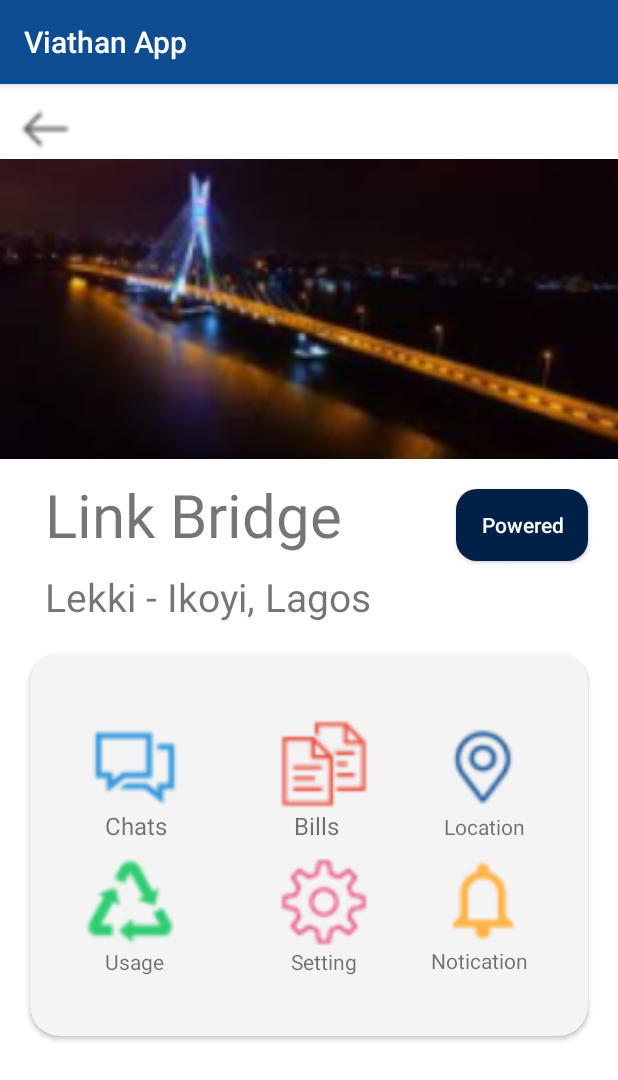
After one commit to josdebum/Viathan-App, an Android app: the Each_Customer screen opened directly, with no data from a screen before it, on a phone screen of 412 x 824 dp. The commit adds this screen. Shown: the top 1080 px of the screen. Run offline under Robolectric (Android 15) with nearby library versions, the phone set to English and light mode, and no system bars.

Commit message:
new changes

```diff
--- a/app/src/main/AndroidManifest.xml
+++ b/app/src/main/AndroidManifest.xml
@@ -9,7 +9,8 @@
         android:roundIcon="@mipmap/ic_launcher_round"
         android:supportsRtl="true"
         android:theme="@style/AppTheme">
-        <activity android:name=".MainActivity2"></activity>
+        <activity android:name=".Each_Customer"></activity>
+        <activity android:name=".MainActivity2" />
         <activity
             android:name=".NavigationActivity"
             android:label="@string/title_activity_navigation"
--- /dev/null
+++ b/app/src/main/java/com/example/viathanapp/Each_Customer.kt
@@ -0,0 +1,11 @@
+package com.example.viathanapp
+
+import androidx.appcompat.app.AppCompatActivity
+import android.os.Bundle
+
+class Each_Customer : AppCompatActivity() {
+    override fun onCreate(savedInstanceState: Bundle?) {
+        super.onCreate(savedInstanceState)
+        setContentView(R.layout.activity_each__customer)
+    }
+}
--- /dev/null
+++ b/app/src/main/res/drawable-v24/uptime_bg2.xml
@@ -0,0 +1,8 @@
+<?xml version="1.0" encoding="utf-8"?>
+<shape xmlns:android="http://schemas.android.com/apk/res/android"
+    android:shape="rectangle">
+    <solid android:color="#002147"/>
+    <corners android:radius="14dp"/>
+
+
+</shape>
--- /dev/null
+++ b/app/src/main/res/layout/activity_each__customer.xml
@@ -0,0 +1,229 @@
+<?xml version="1.0" encoding="utf-8"?>
+<androidx.constraintlayout.widget.ConstraintLayout xmlns:android="http://schemas.android.com/apk/res/android"
+    xmlns:app="http://schemas.android.com/apk/res-auto"
+    xmlns:tools="http://schemas.android.com/tools"
+    android:layout_width="match_parent"
+    android:layout_height="match_parent"
+    android:background="#FFFFFF"
+    tools:context=".Each_Customer">
+
+
+    <androidx.appcompat.widget.AppCompatImageView
+        android:id="@+id/back_arrow"
+        android:layout_width="40dp"
+        android:layout_height="40dp"
+        android:layout_margin="10dp"
+        android:src="@drawable/back_arrw"
+        app:layout_constraintTop_toTopOf="parent"
+        app:layout_constraintStart_toStartOf="parent"
+        />
+
+    <androidx.appcompat.widget.AppCompatImageView
+        android:id="@+id/branch_view"
+        android:layout_width="match_parent"
+        android:layout_height="200dp"
+        android:src="@drawable/lekki_ikoyi_view"
+        android:scaleType="centerCrop"
+        app:layout_constraintTop_toBottomOf="@id/back_arrow"
+        app:layout_constraintStart_toStartOf="parent"
+        />
+
+    <androidx.appcompat.widget.AppCompatTextView
+        android:id="@+id/branch_name"
+        android:layout_width="wrap_content"
+        android:layout_height="wrap_content"
+        android:text="Link Bridge"
+        android:textSize="40sp"
+        android:layout_marginStart="30dp"
+        android:layout_marginTop="10dp"
+        app:layout_constraintTop_toBottomOf="@id/branch_view"
+        app:layout_constraintStart_toStartOf="parent"
+        android:layout_marginLeft="20dp" />
+
+    <androidx.appcompat.widget.AppCompatTextView
+        android:id="@+id/branch_location"
+        android:layout_width="wrap_content"
+        android:layout_height="wrap_content"
+        android:text="Lekki - Ikoyi, Lagos"
+        android:textSize="26sp"
+        android:layout_marginStart="30dp"
+        android:layout_marginTop="10dp"
+        app:layout_constraintTop_toBottomOf="@id/branch_name"
+        app:layout_constraintStart_toStartOf="parent"
+        android:layout_marginLeft="20dp" />
+
+    <androidx.appcompat.widget.AppCompatButton
+        android:layout_width="wrap_content"
+        android:layout_height="wrap_content"
+        app:layout_constraintEnd_toEndOf="parent"
+        android:text="Powered"
+        android:textColor="#FFFFFF"
+        android:textAllCaps="false"
+        android:background="@drawable/uptime_bg2"
+        android:layout_margin="20dp"
+        app:layout_constraintTop_toBottomOf="@id/branch_view"/>
+
+    <androidx.cardview.widget.CardView
+        android:layout_width="match_parent"
+        android:layout_height="wrap_content"
+        app:cardBackgroundColor="#F4F4F4"
+        android:layout_marginTop="20dp"
+        android:layout_marginStart="20dp"
+        android:layout_marginEnd="20dp"
+        app:layout_constraintTop_toBottomOf="@id/branch_location"
+        app:layout_constraintStart_toStartOf="parent"
+        app:cardCornerRadius="20dp"
+        >
+
+        <androidx.constraintlayout.widget.ConstraintLayout
+            android:layout_width="match_parent"
+            android:layout_height="match_parent"
+            android:paddingTop="30dp"
+            android:paddingBottom="40dp"
+            android:paddingStart="20dp"
+            android:paddingEnd="20dp"
+            >
+
+
+            <androidx.appcompat.widget.AppCompatImageView
+                android:id="@+id/chat_icon"
+                android:layout_width="60dp"
+                android:layout_height="60dp"
+                android:layout_marginTop="14dp"
+                android:layout_marginStart="20dp"
+                android:src="@drawable/chat_icon"
+                app:layout_constraintStart_toStartOf="parent"
+                app:layout_constraintTop_toTopOf="parent"
+                android:layout_marginLeft="20dp" />
+
+            <TextView
+                android:id="@+id/chat_text"
+                android:layout_width="wrap_content"
+                android:layout_height="wrap_content"
+                android:text="Chats"
+                android:layout_marginStart="30dp"
+                android:textSize="16sp"
+                app:layout_constraintStart_toStartOf="parent"
+                app:layout_constraintTop_toBottomOf="@id/chat_icon"
+                android:layout_marginLeft="30dp" />
+
+            <androidx.appcompat.widget.AppCompatImageView
+                android:id="@+id/bill_icon"
+                android:layout_width="60dp"
+                android:layout_height="60dp"
+                android:layout_marginStart="20dp"
+                android:layout_marginTop="14dp"
+                android:layout_marginLeft="20dp"
+                android:src="@drawable/bill_icon"
+                app:layout_constraintStart_toStartOf="parent"
+                app:layout_constraintEnd_toEndOf="parent"
+                app:layout_constraintTop_toTopOf="parent" />
+
+            <TextView
+                android:id="@+id/bill_text"
+                android:layout_width="wrap_content"
+                android:layout_height="wrap_content"
+                android:text="Bills"
+                android:layout_marginStart="10dp"
+                android:textSize="16sp"
+                app:layout_constraintEnd_toEndOf="parent"
+                app:layout_constraintStart_toStartOf="parent"
+                app:layout_constraintTop_toBottomOf="@id/chat_icon" />
+
+            <androidx.appcompat.widget.AppCompatImageView
+                android:id="@+id/location_icon"
+                android:layout_width="60dp"
+                android:layout_height="60dp"
+                android:layout_marginStart="20dp"
+                android:layout_marginTop="16dp"
+                android:layout_marginLeft="20dp"
+                android:layout_marginEnd="20dp"
+                android:src="@drawable/location_icon"
+                app:layout_constraintEnd_toEndOf="parent"
+                app:layout_constraintTop_toTopOf="parent"
+                />
+
+            <TextView
+                android:id="@+id/location_text"
+                android:layout_width="wrap_content"
+                android:layout_height="wrap_content"
+                android:text="Location"
+                android:layout_marginEnd="22dp"
+                app:layout_constraintEnd_toEndOf="parent"
+                app:layout_constraintTop_toBottomOf="@id/location_icon"
+                android:layout_marginLeft="40dp"
+                android:layout_marginRight="20dp" />
+
+            <androidx.appcompat.widget.AppCompatImageView
+                android:id="@+id/usage_icon"
+                android:layout_width="60dp"
+                android:layout_height="60dp"
+                android:layout_marginStart="16dp"
+                android:layout_marginTop="10dp"
+                android:src="@drawable/usage_icon"
+                app:layout_constraintStart_toStartOf="parent"
+                app:layout_constraintTop_toBottomOf="@id/chat_text"
+                android:layout_marginLeft="16dp" />
+
+            <TextView
+                android:id="@+id/usage_text"
+                android:layout_width="wrap_content"
+                android:layout_height="wrap_content"
+                android:text="Usage"
+                android:layout_marginStart="30dp"
+                app:layout_constraintStart_toStartOf="parent"
+                app:layout_constraintTop_toBottomOf="@id/usage_icon"
+                android:layout_marginLeft="30dp" />
+
+            <androidx.appcompat.widget.AppCompatImageView
+                android:id="@+id/setting_icon"
+                android:layout_width="60dp"
+                android:layout_height="60dp"
+                android:layout_marginLeft="20dp"
+                android:layout_marginTop="10dp"
+                android:src="@drawable/setting_icon"
+                app:layout_constraintStart_toStartOf="parent"
+                app:layout_constraintEnd_toEndOf="parent"
+                app:layout_constraintTop_toBottomOf="@id/bill_text" />
+
+            <TextView
+                android:id="@+id/setting_text"
+                android:layout_width="wrap_content"
+                android:layout_height="wrap_content"
+                android:text="Setting"
+                app:layout_constraintStart_toStartOf="parent"
+                app:layout_constraintEnd_toEndOf="parent"
+                app:layout_constraintTop_toBottomOf="@id/setting_icon"
+                android:layout_marginLeft="20dp" />
+
+            <androidx.appcompat.widget.AppCompatImageView
+                android:id="@+id/notification_icon"
+                android:layout_width="60dp"
+                android:layout_height="60dp"
+                android:layout_marginEnd="20dp"
+                android:layout_marginTop="10dp"
+                android:src="@drawable/notification_icon2"
+                app:layout_constraintEnd_toEndOf="parent"
+                app:layout_constraintTop_toBottomOf="@id/location_text"
+                android:layout_marginRight="20dp" />
+
+            <TextView
+                android:id="@+id/notification_text"
+                android:layout_width="wrap_content"
+                android:layout_height="wrap_content"
+                android:text="Notication"
+                android:layout_marginEnd="20dp"
+                app:layout_constraintEnd_toEndOf="parent"
+                app:layout_constraintTop_toBottomOf="@id/notification_icon"
+                android:layout_marginLeft="60dp"
+                android:layout_marginRight="20dp" />
+
+
+
+
+        </androidx.constraintlayout.widget.ConstraintLayout>
+
+
+    </androidx.cardview.widget.CardView>
+
+</androidx.constraintlayout.widget.ConstraintLayout>
--- a/app/src/main/res/menu/message_menu.xml
+++ b/app/src/main/res/menu/message_menu.xml
@@ -5,17 +5,17 @@
 
 
     <item
-        android:id="@+id/agenda"
+        android:id="@+id/view_contact"
         android:icon="@android:drawable/ic_menu_agenda"
         android:orderInCategory="100"
-        android:title="Agenda"
+        android:title="View Contact"
         app:showAsAction="never" />
 
     <item
-        android:id="@+id/call"
+        android:id="@+id/search"
         android:icon="@android:drawable/ic_menu_call"
         android:orderInCategory="100"
-        android:title="Call"
+        android:title="Search"
          />
 
 
@@ -23,20 +23,20 @@
         android:id="@+id/add"
         android:icon="@android:drawable/ic_menu_add"
         android:orderInCategory="100"
-        android:title="Add"
+        android:title="Media, Links and Docs"
         />
 
     <item
         android:id="@+id/compass"
         android:icon="@android:drawable/ic_menu_compass"
         android:orderInCategory="100"
-        android:title="Compass"
+        android:title="Clear Chat"
         />
 
     <item
         android:id="@+id/day"
         android:orderInCategory="100"
-        android:title="Day"
+        android:title="Export Chat"
         />
 
 
```
Also changed, not shown: app/src/main/res/drawabl/chat_icon.png (added), app/src/main/res/drawable/bill_icon.png (added), app/src/main/res/drawable/chat_icon.png (added), app/src/main/res/drawable/lekki_ikoyi_view.png (added), app/src/main/res/drawable/location_icon.png (added), app/src/main/res/drawable/notification_icon2.png (added), app/src/main/res/drawable/setting_icon.png (added), app/src/main/res/drawable/usage_icon.png (added).
